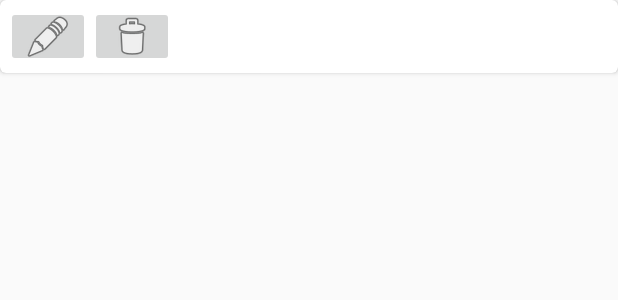
After one commit to cabatangelo4/CS125-Final, an Android app: the layout custom_entry.xml on its own in the app's theme, with its tools: preview values and no code run, on a phone screen of 412 x 824 dp. The commit adds this screen. Shown: the top 300 px of the screen. Run offline under Robolectric (Android 15) with nearby library versions, the phone set to English and light mode, and no system bars.

Commit message:
Started on custom board

```diff
--- a/app/src/main/java/com/example/cs125finalproject/MainActivity.java
+++ b/app/src/main/java/com/example/cs125finalproject/MainActivity.java
@@ -1,5 +1,6 @@
 package com.example.cs125finalproject;
 
+import android.content.Intent;
 import android.graphics.Color;
 import android.graphics.drawable.Drawable;
 import android.os.Bundle;
@@ -62,7 +63,7 @@ public class MainActivity extends AppCompatActivity implements View.OnClickListe
         Button middle = findViewById(R.id.b_center);
         String freeSpace = "Free";
         middle.setText(freeSpace);
-        middle.setBackgroundColor(getResources().getColor(R.color.colorGreen));
+        middle.setBackgroundColor(getResources().getColor(R.color.colorYellow));
         for (int i = 0; i < 24; i++) {
             String buttonID = "b_" + i;
             String buttonValue = board.get(i).toString();
@@ -102,7 +103,7 @@ public class MainActivity extends AppCompatActivity implements View.OnClickListe
      * Function to check whether or not a cell is filled and fill it.
      */
     public void fillCell(Button button) {
-        button.setBackgroundColor(getResources().getColor(R.color.colorGreen));
+        button.setBackgroundColor(getResources().getColor(R.color.colorYellow));
     }
 
     @Override
--- a/app/src/main/res/layout/bingo.xml
+++ b/app/src/main/res/layout/bingo.xml
@@ -6,7 +6,7 @@
         android:id="@+id/toolbar"
         android:layout_width="match_parent"
         android:layout_height="?attr/actionBarSize"
-        android:background="@color/colorLightBlue"
+        android:background="@color/colorOrange"
         android:theme="?attr/actionBarTheme"
         />
 
--- /dev/null
+++ b/app/src/main/res/layout/custom_entry.xml
@@ -0,0 +1,40 @@
+<?xml version="1.0" encoding="utf-8"?>
+<androidx.cardview.widget.CardView xmlns:android="http://schemas.android.com/apk/res/android"
+    android:layout_width="match_parent"
+    android:layout_height="wrap_content"
+    xmlns:app="http://schemas.android.com/apk/res-auto"
+    app:cardCornerRadius="4dp">
+
+    <LinearLayout
+        android:layout_width="match_parent"
+        android:layout_height="match_parent"
+        android:layout_margin="4dp">
+
+        <TextView
+            android:id="@+id/cardName"
+            android:layout_width="wrap_content"
+            android:layout_height="wrap_content"
+            android:textSize="30sp"/>
+
+        <ImageButton
+            android:id="@+id/edit"
+            android:layout_width="wrap_content"
+            android:layout_height="match_parent"
+            android:layout_gravity="right"
+            app:srcCompat="@android:drawable/ic_menu_edit" />
+
+        <ImageButton
+            android:id="@+id/delete"
+            android:layout_width="wrap_content"
+            android:layout_height="match_parent"
+            android:layout_gravity="right"
+            app:srcCompat="@android:drawable/ic_menu_delete" />
+
+    </LinearLayout>
+
+
+
+
+
+
+</androidx.cardview.widget.CardView>
```
Also changed, not shown: app/src/main/java/com/example/cs125finalproject/CustomCard.java (added, +19 -0 lines), app/src/main/java/com/example/cs125finalproject/CustomSet.java (added, +25 -0 lines), app/src/main/java/com/example/cs125finalproject/ExAdapter.java (added, +47 -0 lines), app/src/main/java/com/example/cs125finalproject/LaunchActivity.java (deleted, +0 -21 lines), app/src/main/res/layout/activity_main.xml (deleted, +0 -43 lines), app/src/main/res/layout/content_main.xml (deleted, +0 -9 lines), app/src/main/res/layout/custom_game.xml (added, +21 -0 lines).
